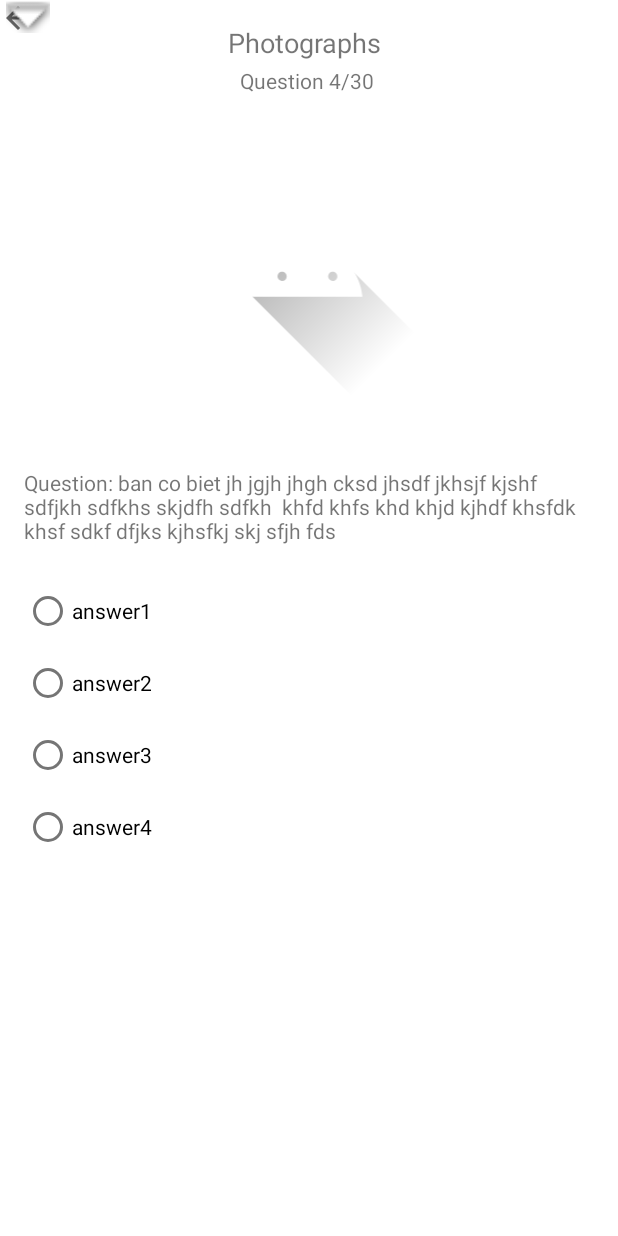
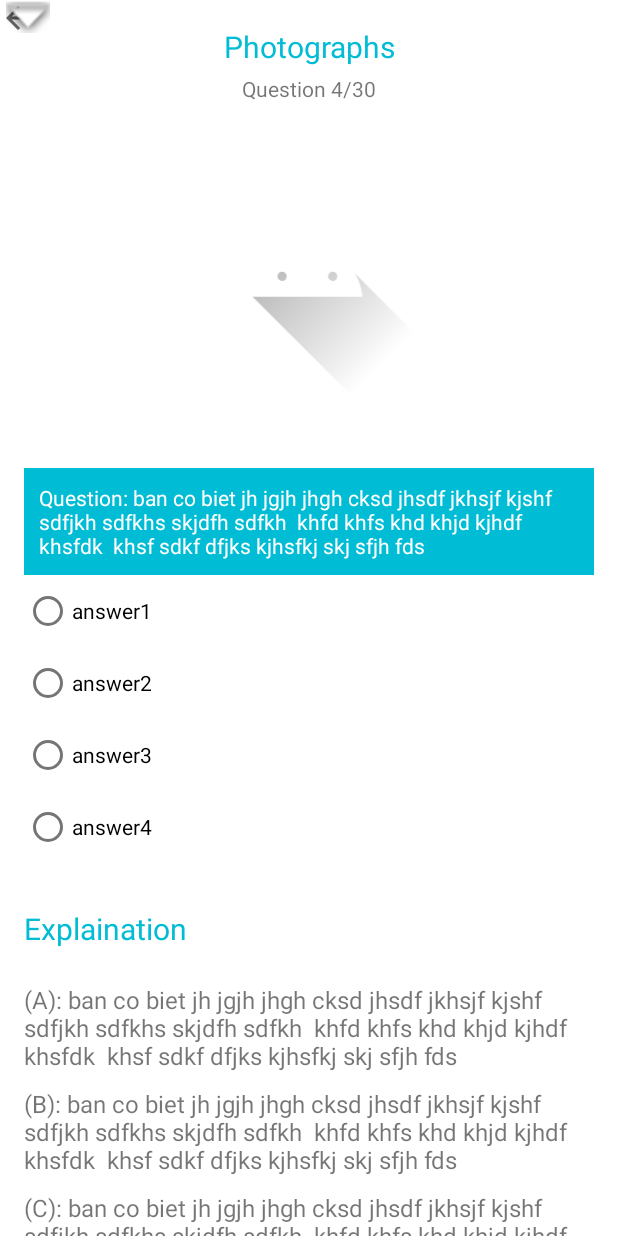
Before and after one commit to phamthainb/toeic-app, an Android app: the layout screen2.xml on its own in the app's theme, with its tools: preview values and no code run, on a phone screen of 412 x 824 dp. Run offline under Robolectric (Android 15) with nearby library versions, the phone set to English and light mode, and no system bars.

Commit message:
ngan update

```diff
--- a/toeic/app/src/main/res/layout/screen2.xml
+++ b/toeic/app/src/main/res/layout/screen2.xml
@@ -20,26 +20,32 @@
         android:id="@+id/kind"
         android:layout_width="0dp"
         android:layout_height="30dp"
-        android:layout_marginStart="152dp"
+        android:layout_marginStart="16dp"
+        android:layout_marginEnd="16dp"
         android:layout_marginTop="16dp"
-        android:fontWeight="700"
         android:text="Photographs"
-        android:textSize="8pt"
+        android:gravity="center"
+        android:textColor="#00BCD4"
+        android:textSize="20sp"
         app:layout_constraintStart_toStartOf="parent"
+        app:layout_constraintEnd_toEndOf="parent"
         app:layout_constraintTop_toTopOf="parent" />
 
     <TextView
         android:id="@+id/question_number"
         android:layout_width="0dp"
         android:layout_height="30dp"
-        android:layout_marginStart="160dp"
+        android:layout_marginStart="16dp"
+        android:layout_marginEnd="16dp"
         android:layout_marginTop="44dp"
         android:text="Question 4/30"
+        android:gravity="center"
         app:layout_constraintStart_toStartOf="parent"
+        app:layout_constraintEnd_toEndOf="parent"
         app:layout_constraintTop_toTopOf="parent" />
 
     <ImageView
-        android:id="@+id/imageView"
+        android:id="@+id/back_btn"
         android:layout_width="wrap_content"
         android:layout_height="wrap_content"
         app:srcCompat="?attr/homeAsUpIndicator"
@@ -48,13 +54,14 @@
         tools:ignore="MissingConstraints" />
 
     <ImageView
-        android:id="@+id/imageView3"
+        android:id="@+id/list_btn"
         android:layout_width="37dp"
         android:layout_height="22dp"
         app:srcCompat="@android:drawable/arrow_down_float"
         tools:layout_editor_absoluteX="333dp"
         tools:layout_editor_absoluteY="16dp"
         tools:ignore="MissingConstraints" />
+
 
     <TextView
         android:id="@+id/question"
@@ -63,18 +70,21 @@
         android:layout_marginStart="16dp"
         android:layout_marginEnd="16dp"
         android:layout_marginTop="44dp"
+        android:padding="10dip"
+        android:background="#00BCD4"
+        android:textColor="#ffffff"
         android:text="Question: ban co biet jh jgjh jhgh cksd jhsdf jkhsjf kjshf sdfjkh sdfkhs skjdfh sdfkh  khfd khfs khd khjd kjhdf khsfdk  khsf sdkf dfjks kjhsfkj skj sfjh fds"
         app:layout_constraintStart_toStartOf="parent"
         app:layout_constraintEnd_toEndOf="parent"
         app:layout_constraintTop_toBottomOf="@id/image" />
 
     <RadioGroup
-        android:id="@+id/radioGroup_character"
+        android:id="@+id/group_answers"
         android:layout_width="0dp"
         android:layout_height="wrap_content"
         android:layout_marginStart="16dp"
         android:layout_marginLeft="16dp"
-        android:layout_marginTop="20dp"
+        android:layout_marginTop="0dp"
         android:layout_marginEnd="16dp"
         android:layout_marginRight="16dp"
         app:layout_constraintEnd_toEndOf="parent"
@@ -106,4 +116,83 @@
             android:text="answer4" />
     </RadioGroup>
 
+    <TextView
+        android:id="@+id/explains"
+        android:layout_width="0dp"
+        android:layout_height="30dp"
+        android:layout_marginStart="16dp"
+        android:layout_marginEnd="16dp"
+        android:layout_marginTop="30dp"
+        android:text="Explaination"
+        android:gravity="left"
+        android:textColor="#00BCD4"
+        android:textSize="20sp"
+        app:layout_constraintStart_toStartOf="parent"
+        app:layout_constraintEnd_toEndOf="parent"
+        app:layout_constraintTop_toBottomOf="@id/group_answers" />
+
+    <TextView
+        android:id="@+id/explain1"
+        android:layout_width="0dp"
+        android:layout_height="wrap_content"
+        android:layout_marginStart="16dp"
+        android:layout_marginEnd="16dp"
+        android:layout_marginTop="20dp"
+        android:textSize="16sp"
+        android:text="(A): ban co biet jh jgjh jhgh cksd jhsdf jkhsjf kjshf sdfjkh sdfkhs skjdfh sdfkh  khfd khfs khd khjd kjhdf khsfdk  khsf sdkf dfjks kjhsfkj skj sfjh fds"
+        app:layout_constraintStart_toStartOf="parent"
+        app:layout_constraintEnd_toEndOf="parent"
+        app:layout_constraintTop_toBottomOf="@id/explains" />
+
+    <TextView
+        android:id="@+id/explain2"
+        android:layout_width="0dp"
+        android:layout_height="wrap_content"
+        android:layout_marginStart="16dp"
+        android:layout_marginEnd="16dp"
+        android:textSize="16sp"
+        android:layout_marginTop="10dp"
+        android:text="(B): ban co biet jh jgjh jhgh cksd jhsdf jkhsjf kjshf sdfjkh sdfkhs skjdfh sdfkh  khfd khfs khd khjd kjhdf khsfdk  khsf sdkf dfjks kjhsfkj skj sfjh fds"
+        app:layout_constraintStart_toStartOf="parent"
+        app:layout_constraintEnd_toEndOf="parent"
+        app:layout_constraintTop_toBottomOf="@id/explain1" />
+    <TextView
+        android:id="@+id/explain3"
+        android:layout_width="0dp"
+        android:layout_height="wrap_content"
+        android:layout_marginStart="16dp"
+        android:layout_marginEnd="16dp"
+        android:textSize="16sp"
+        android:layout_marginTop="10dp"
+        android:text="(C): ban co biet jh jgjh jhgh cksd jhsdf jkhsjf kjshf sdfjkh sdfkhs skjdfh sdfkh  khfd khfs khd khjd kjhdf khsfdk  khsf sdkf dfjks kjhsfkj skj sfjh fds"
+        app:layout_constraintStart_toStartOf="parent"
+        app:layout_constraintEnd_toEndOf="parent"
+        app:layout_constraintTop_toBottomOf="@id/explain2" />
+    <TextView
+        android:id="@+id/explain4"
+        android:layout_width="0dp"
+        android:layout_height="wrap_content"
+        android:layout_marginStart="16dp"
+        android:layout_marginEnd="16dp"
+        android:textSize="16sp"
+        android:layout_marginTop="10dp"
+        android:text="(D): ban co biet jh jgjh jhgh cksd jhsdf jkhsjf kjshf sdfjkh sdfkhs skjdfh sdfkh  khfd khfs khd khjd kjhdf khsfdk  khsf sdkf dfjks kjhsfkj skj sfjh fds"
+        app:layout_constraintStart_toStartOf="parent"
+        app:layout_constraintEnd_toEndOf="parent"
+        app:layout_constraintTop_toBottomOf="@id/explain3" />
+
+    <TextView
+        android:id="@+id/note"
+        android:layout_width="0dp"
+        android:layout_height="wrap_content"
+        android:layout_marginStart="16dp"
+        android:layout_marginEnd="16dp"
+        android:textSize="16sp"
+        android:layout_marginTop="20dp"
+        android:text="*colleague (n): one of a group of people who
+work together"
+        app:layout_constraintStart_toStartOf="parent"
+        app:layout_constraintEnd_toEndOf="parent"
+        app:layout_constraintTop_toBottomOf="@id/explain4" />
+
 </androidx.constraintlayout.widget.ConstraintLayout>
```
